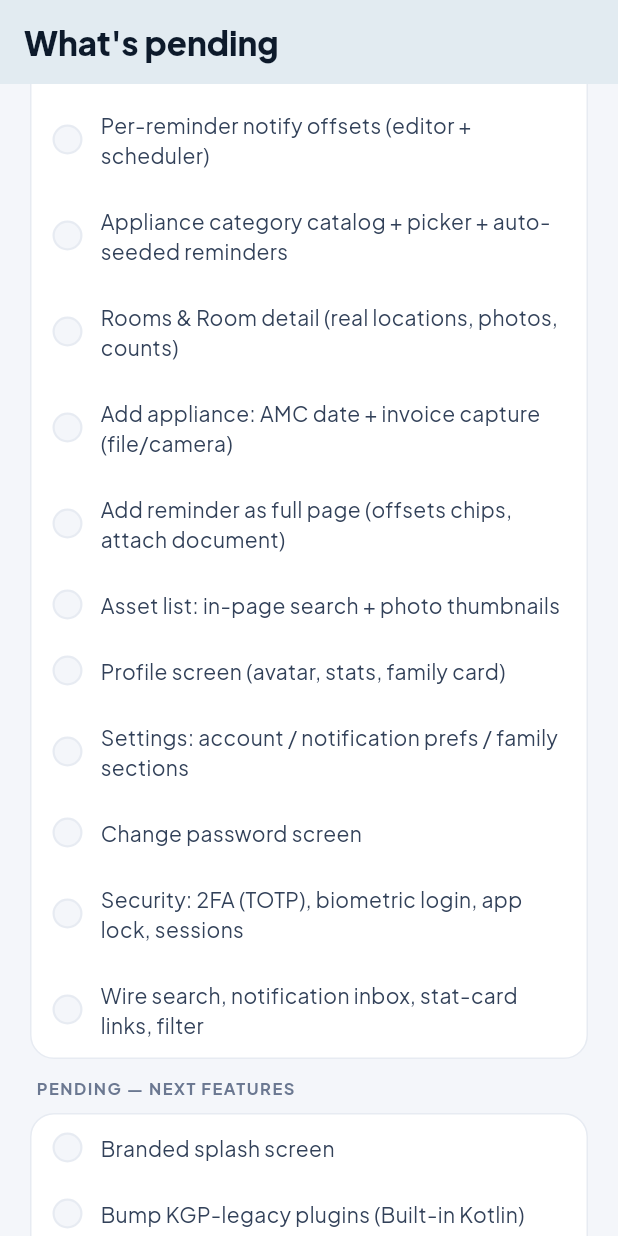
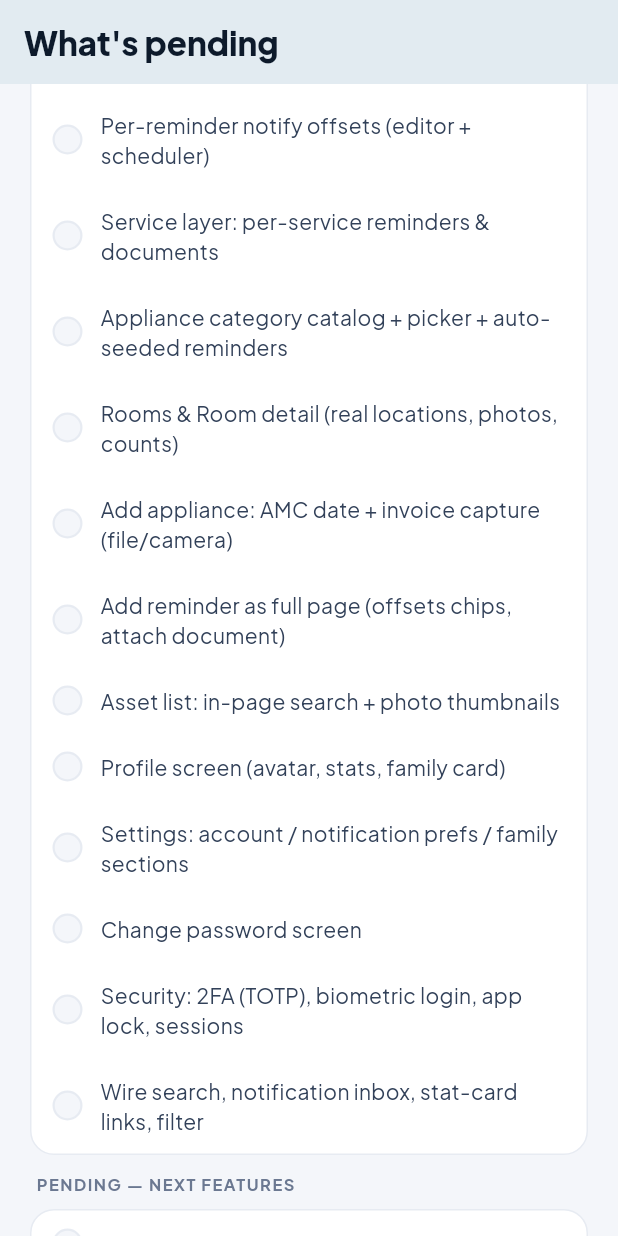
Before and after one commit to mytechbytes/docsbuddy, a Flutter app: the RoadmapPage screen opened by its route, scrolled down 1152 dp, on a phone screen of 412 x 824 dp. Run offline on Flutter 3.47's test engine with Material 3 defaults, Android fonts, the phone set to English and light mode, and no system bars; our stand-ins replace file_picker, firebase_core, firebase_messaging, flutter_local_notifications, flutter_riverpod, flutter_secure_storage and 5 more; accounts and stored records are empty.

Commit message:
docs: add missing service middle layer (appliance → service → reminders/documents) to gap plan
The schema already models it — asset_dates is the service row (label,
recurrence, per-service notify_offsets, complete_asset_date roll-forward)
and documents.asset_date_id scopes documents to a service — but the Dart
layer collapses it. Added A8 action items (Service entity, per-service
document attach/list, completion roll-forward, optional provider/cost
migration) to design-gap.md, release-todo.md §H and the in-app pending
list.

Co-Authored-By: Claude Fable 5 <noreply@anthropic.com>
Claude-Session: https://claude.ai/code/session_013DxZBWGxePo4NsgMrBoqT6

```diff
--- a/lib/features/roadmap/presentation/roadmap_page.dart
+++ b/lib/features/roadmap/presentation/roadmap_page.dart
@@ -33,6 +33,7 @@ class RoadmapPage extends StatelessWidget {
       (false, 'Asset photos — upload + thumbnails everywhere'),
       (false, 'Asset fields: model/serial no., purchase date & price, store'),
       (false, 'Per-reminder notify offsets (editor + scheduler)'),
+      (false, 'Service layer: per-service reminders & documents'),
       (false, 'Appliance category catalog + picker + auto-seeded reminders'),
       (false, 'Rooms & Room detail (real locations, photos, counts)'),
       (false, 'Add appliance: AMC date + invoice capture (file/camera)'),
```
Also changed, not shown: 2 other files.
